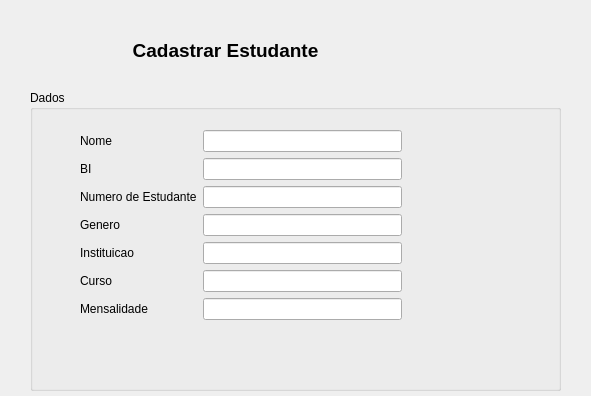
Above: ProjectoCpp/frmestudante.ui from ltsaiete/conta-estudante before the change; both pictures show x 120 to 711 and y 0 to 396 of the 801 by 657 pixel window. Below: the same form after it.
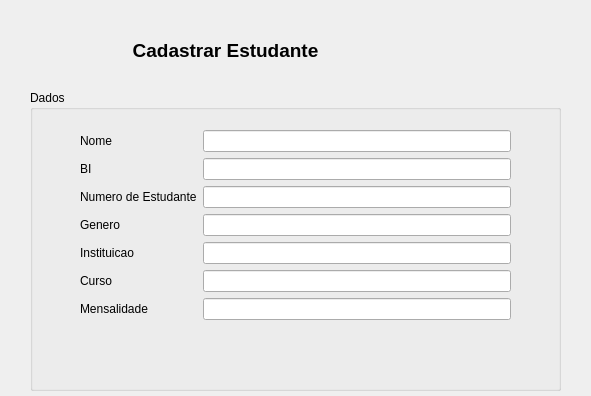
That is the form after the change.

What changed in the file:
```diff
--- a/ProjectoCpp/frmestudante.ui
+++ b/ProjectoCpp/frmestudante.ui
@@ -53,7 +53,7 @@
      <rect>
       <x>50</x>
       <y>40</y>
-      <width>322</width>
+      <width>431</width>
       <height>206</height>
      </rect>
     </property>
```
Left out of the diff: 11 changed lines with no effect on the pictures.
